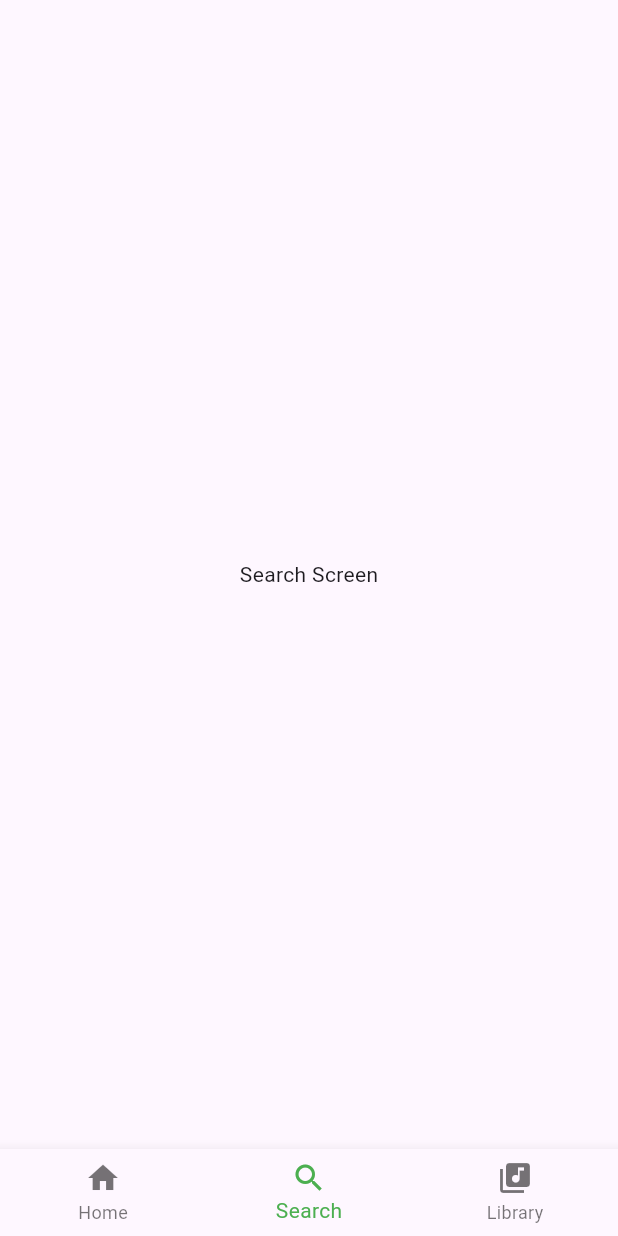
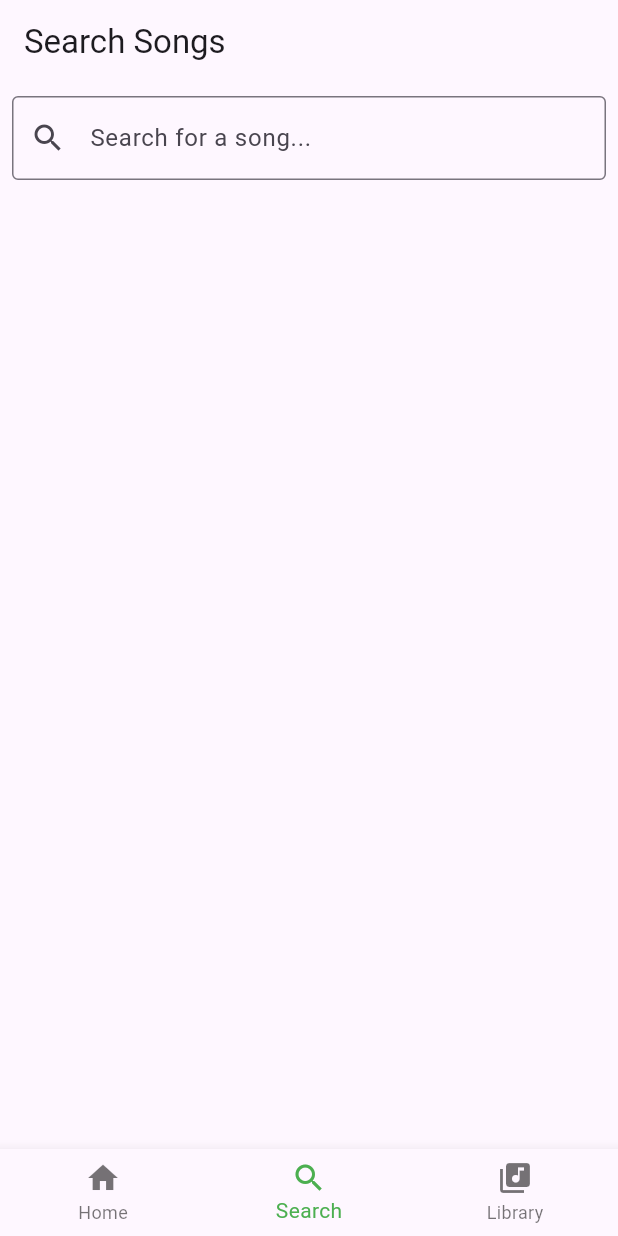
Before and after one commit to sparth292/MuseFlow, a Flutter app: the screen it shows after launch, item 2 of the bottom bar chosen, on a phone screen of 412 x 824 dp. Run offline on Flutter 3.47's test engine with Material 3 defaults, Android fonts, the phone set to English and light mode, and no system bars; our stand-ins replace cached_network_image, just_audio; missing offline and left inert: dart_ytmusic_api.

Commit message:
Updated Searching

```diff
--- a/lib/Screen/SearchScreen.dart
+++ b/lib/Screen/SearchScreen.dart
@@ -1,8 +1,101 @@
-import 'package:flutter/cupertino.dart';
+import 'package:flutter/material.dart';
+import 'package:dart_ytmusic_api/yt_music.dart';
+import 'package:cached_network_image/cached_network_image.dart';
+import 'package:just_audio/just_audio.dart';
 
-class SearchScreen extends StatelessWidget {
+class SearchScreen extends StatefulWidget {
+  @override
+  _SearchScreenState createState() => _SearchScreenState();
+}
+
+class _SearchScreenState extends State<SearchScreen> {
+  TextEditingController _searchController = TextEditingController();
+  final YTMusic _ytMusic = YTMusic();
+  List<Map<String, dynamic>> searchResults = [];
+  final AudioPlayer _audioPlayer = AudioPlayer();
+
+  @override
+  void initState() {
+    super.initState();
+    _initializeYTMusic();
+  }
+
+  Future<void> _initializeYTMusic() async {
+    await _ytMusic.initialize();
+  }
+
+  Future<void> _searchSongs(String query) async {
+    if (query.isEmpty) {
+      setState(() {
+        searchResults = [];
+      });
+      return;
+    }
+
+    final results = await _ytMusic.searchSongs(query);
+    setState(() {
+      searchResults = results.map((song) {
+        return {
+          "title": song.name,
+          "artist": song.artist.name,
+          "thumbnail": song.thumbnails.isNotEmpty ? song.thumbnails.first.url : "",
+          "videoId": song.videoId,
+        };
+      }).toList();
+    });
+  }
+
+  void _playSong(String videoId) async {
+    if (videoId.isEmpty) return;
+    try {
+      await _audioPlayer.setUrl("https://music.youtube.com/watch?v=$videoId");
+      _audioPlayer.play();
+    } catch (e) {
+      print("Error playing song: $e");
+    }
+  }
+
   @override
   Widget build(BuildContext context) {
-    return Center(child: Text('Search Screen'));
+    return Scaffold(
+      appBar: AppBar(title: Text("Search Songs")),
+      body: Column(
+        children: [
+          Padding(
+            padding: const EdgeInsets.all(8.0),
+            child: TextField(
+              controller: _searchController,
+              decoration: InputDecoration(
+                hintText: "Search for a song...",
+                border: OutlineInputBorder(),
+                prefixIcon: Icon(Icons.search),
+              ),
+              onChanged: _searchSongs,
+            ),
+          ),
+          Expanded(
+            child: ListView.builder(
+              itemCount: searchResults.length,
+              itemBuilder: (context, index) {
+                final song = searchResults[index];
+                return ListTile(
+                  leading: song["thumbnail"].isNotEmpty
+                      ? CachedNetworkImage(
+                    imageUrl: song["thumbnail"],
+                    width: 50,
+                    height: 50,
+                    fit: BoxFit.cover,
+                  )
+                      : Icon(Icons.music_note, size: 50),
+                  title: Text(song["title"]),
+                  subtitle: Text(song["artist"]),
+                  onTap: () => _playSong(song["videoId"]),
+                );
+              },
+            ),
+          ),
+        ],
+      ),
+    );
   }
 }
--- a/lib/main.dart
+++ b/lib/main.dart
@@ -1,5 +1,4 @@
 import 'package:flutter/material.dart';
-
 import 'Screen/AppScreen.dart';
 
 void main() {
--- a/pubspec.yaml
+++ b/pubspec.yaml
@@ -46,7 +46,7 @@ dependencies:
   lottie: ^3.1.0  # Animations
   cached_network_image: ^3.3.1  # Image caching
   http: ^1.2.0  # API requests
-
+  dart_ytmusic_api: ^1.0.8
 dev_dependencies:
   flutter_test:
     sdk: flutter
```
Also changed, not shown: pubspec.lock, 125 other files.
